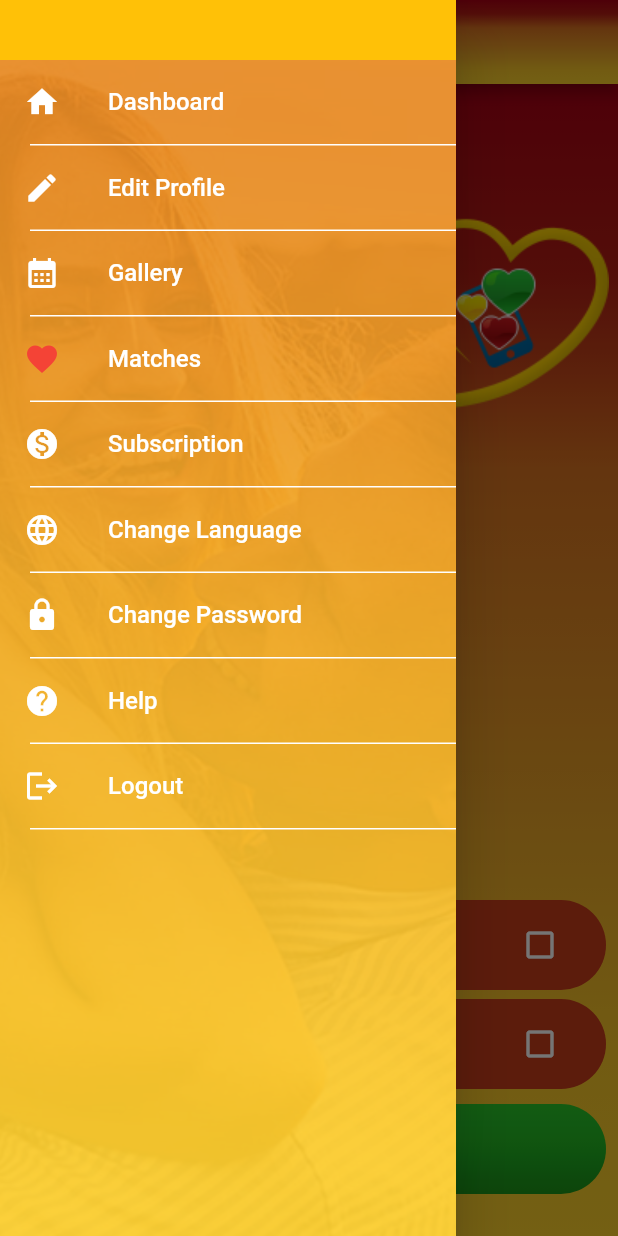
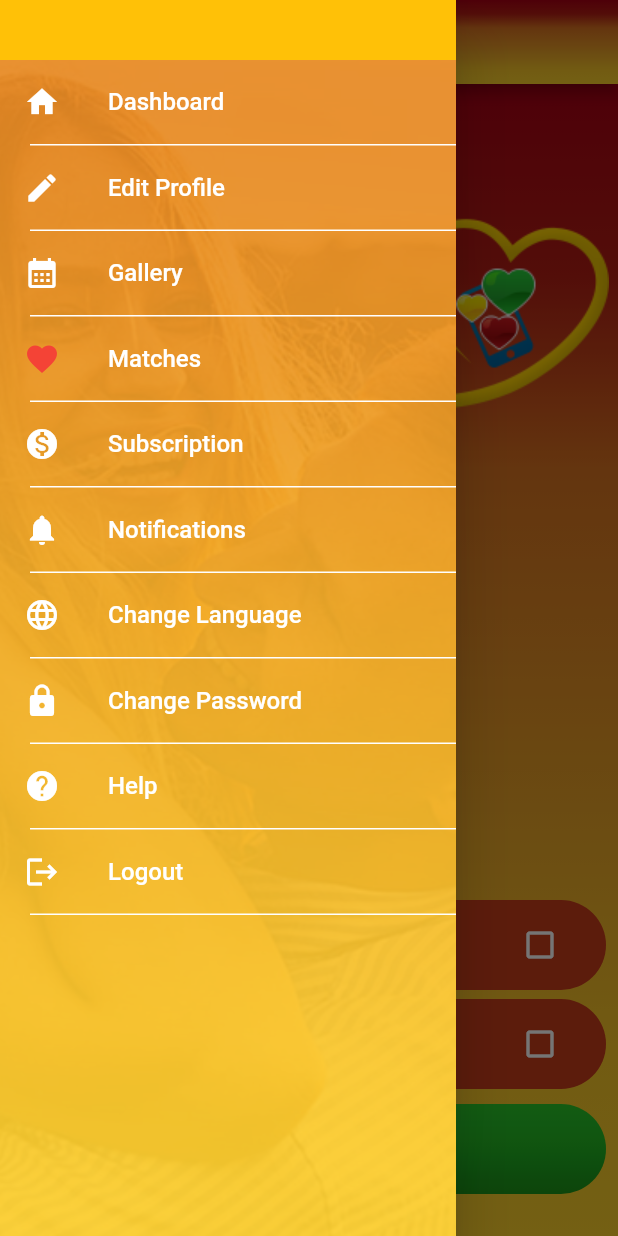
Before and after one commit to Dishant-20/cameroon_2, a Flutter app: the screen it shows after launch, with the side drawer open, on a phone screen of 412 x 824 dp. Run offline on Flutter 3.47's test engine with Material 2 defaults, Android fonts, the light colour scheme and no system bars; our stand-ins replace cloud_firestore, firebase_auth, firebase_core, firebase_messaging, firebase_storage, flutter_lorem and 9 more; missing offline and left inert: agora_rtc_engine, easy_image_viewer, flutter_phone_direct_caller, swipe, swipeable_card_stack, swiping_card_deck; accounts and stored records are empty; Roboto replaces fonts that are missing (Avenir Next).

Commit message:
15-FEB-2023-7

```diff
--- a/lib/classes/custom/drawer/drawer.dart
+++ b/lib/classes/custom/drawer/drawer.dart
@@ -11,6 +11,7 @@ import 'package:cameroon_2/classes/help/help.dart';
 import 'package:cameroon_2/classes/language_select/language_select.dart';
 import 'package:cameroon_2/classes/login/login.dart';
 import 'package:cameroon_2/classes/matched/matches.dart';
+import 'package:cameroon_2/classes/notifications/notifications.dart';
 import 'package:cameroon_2/classes/subscription/subscription.dart';
 import 'package:cameroon_2/classes/translation/LocalString.dart';
 import 'package:flutter/material.dart';
@@ -316,6 +317,45 @@ class _navigationDrawerState extends State<navigationDrawer> {
                 //
                 ListTile(
                   leading: const Icon(
+                    Icons.notifications,
+                    color: Colors.white,
+                  ),
+                  iconColor: Colors.white,
+                  title: Text(
+                    //
+                    'Notifications',
+                    //
+                    style: TextStyle(
+                      fontFamily: font_family_name,
+                      color: Colors.white,
+                      fontSize: 16.0,
+                    ),
+                  ),
+                  onTap: () {
+                    // Update the state of the app
+
+                    Navigator.pushReplacement(
+                      context,
+                      MaterialPageRoute(
+                        builder: (context) => const NotificationScreen(),
+                      ),
+                    );
+
+                    // ...
+                    // Then close the drawer
+                    // Navigator.pop(context);
+                  },
+                ),
+                //
+                Container(
+                  margin: const EdgeInsets.only(left: 20),
+                  height: 1,
+                  width: MediaQuery.of(context).size.width,
+                  color: Colors.white,
+                ),
+                //
+                ListTile(
+                  leading: const Icon(
                     Icons.language,
                     color: Colors.white,
                   ),
--- a/lib/classes/header/utils/Utils.dart
+++ b/lib/classes/header/utils/Utils.dart
@@ -155,3 +155,6 @@ var text_chatholic = 'catholic'.tr;
 
 // nearby friend
 var text_nearby_friend = 'nearby_friend'.tr;
+
+// notifications
+var text_notification = 'notification'.tr;
--- a/lib/classes/translation/LocalString.dart
+++ b/lib/classes/translation/LocalString.dart
@@ -75,7 +75,8 @@ class LocalString extends Translations {
           'christanity': 'Christanity',
           'protestants': 'Protestant',
           'mormons': 'Mormons',
-          'nearby_friend': 'Nearby Friends'
+          'nearby_friend': 'Nearby Friends',
+          'notification': 'Notifications'
         },
         'fr_FR': {
           'Get Started Now': 'Commencez maintenant',
@@ -153,7 +154,8 @@ class LocalString extends Translations {
           'christanity': 'Christianisme',
           'protestants': 'Protestante',
           'mormons': 'Mormones',
-          'nearby_friend': 'Amis à proximité'
+          'nearby_friend': 'Amis à proximité',
+          'notification': 'Avis'
         }
       };
 }
```
Also changed, not shown: lib/classes/notifications/notifications.dart (added, +139 -0 lines).
